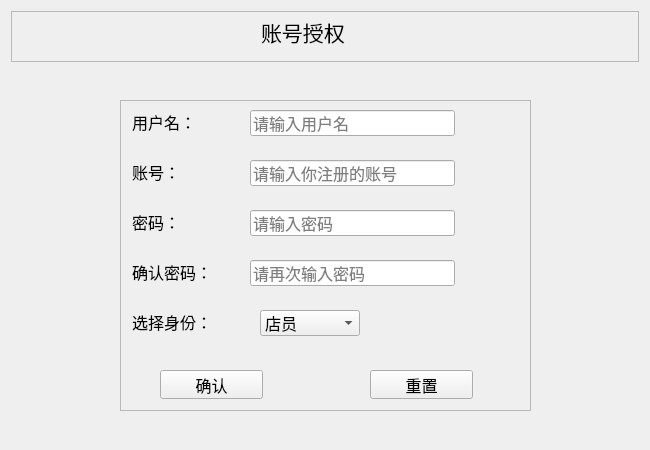
Qt form accountauthorization.ui (Yzyqoung/Qt-hotelSystem) before a commit.
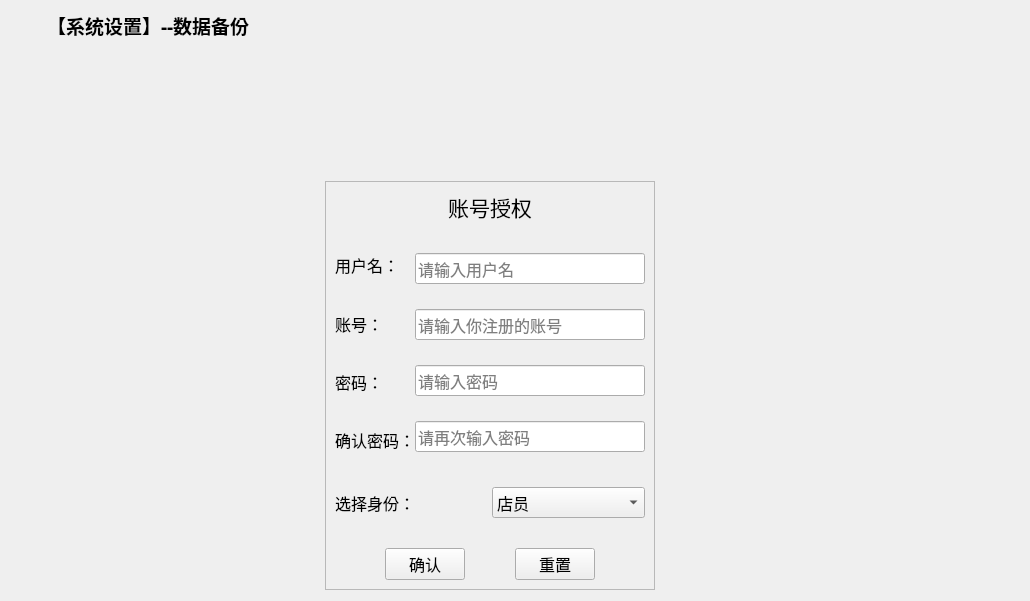
The same form after that commit. Icons and pictures are not drawn.

Commit message: 订单功能修改，注册和备份界面优化

```diff
--- a/accountauthorization.ui
+++ b/accountauthorization.ui
@@ -6,58 +6,99 @@
    <rect>
     <x>0</x>
     <y>0</y>
-    <width>650</width>
-    <height>450</height>
+    <width>1030</width>
+    <height>601</height>
    </rect>
   </property>
   <property name="windowTitle">
    <string>Form</string>
   </property>
-  <widget class="QFrame" name="frame">
-   <property name="geometry">
-    <rect>
-     <x>11</x>
-     <y>11</y>
-     <width>628</width>
-     <height>51</height>
-    </rect>
-   </property>
-   <property name="frameShape">
-    <enum>QFrame::StyledPanel</enum>
-   </property>
-   <property name="frameShadow">
-    <enum>QFrame::Raised</enum>
-   </property>
-   <widget class="QLabel" name="label">
-    <property name="geometry">
-     <rect>
-      <x>250</x>
-      <y>0</y>
-      <width>111</width>
-      <height>41</height>
-     </rect>
+  <layout class="QGridLayout" name="gridLayout_7">
+   <item row="0" column="0" colspan="3">
+    <layout class="QHBoxLayout" name="horizontalLayout_2">
+     <item>
+      <widget class="QLabel" name="label_4">
+       <property name="sizePolicy">
+        <sizepolicy hsizetype="Maximum" vsizetype="Preferred">
+         <horstretch>0</horstretch>
+         <verstretch>0</verstretch>
+        </sizepolicy>
+       </property>
+       <property name="minimumSize">
+        <size>
+         <width>30</width>
+         <height>0</height>
+        </size>
+       </property>
+       <property name="styleSheet">
+        <string notr="true">image: url(:/image/database/database.png);</string>
+       </property>
+       <property name="text">
+        <string/>
+       </property>
+      </widget>
+     </item>
+     <item>
+      <widget class="QLabel" name="label_5">
+       <property name="sizePolicy">
+        <sizepolicy hsizetype="Preferred" vsizetype="Maximum">
+         <horstretch>0</horstretch>
+         <verstretch>0</verstretch>
+        </sizepolicy>
     </property>
     <property name="font">
      <font>
-      <family>微软雅黑</family>
-      <pointsize>16</pointsize>
-      <weight>50</weight>
-      <bold>false</bold>
+         <family>楷体</family>
+         <pointsize>14</pointsize>
+         <weight>75</weight>
+         <bold>true</bold>
      </font>
     </property>
     <property name="text">
-     <string>账号授权</string>
-    </property>
-   </widget>
-  </widget>
+        <string>【系统设置】--数据备份</string>
+       </property>
+      </widget>
+     </item>
+     <item>
+      <spacer name="horizontalSpacer_3">
+       <property name="orientation">
+        <enum>Qt::Horizontal</enum>
+       </property>
+       <property name="sizeHint" stdset="0">
+        <size>
+         <width>40</width>
+         <height>20</height>
+        </size>
+       </property>
+      </spacer>
+     </item>
+    </layout>
+   </item>
+   <item row="1" column="1">
+    <spacer name="verticalSpacer">
+     <property name="orientation">
+      <enum>Qt::Vertical</enum>
+     </property>
+     <property name="sizeType">
+      <enum>QSizePolicy::Maximum</enum>
+     </property>
+     <property name="sizeHint" stdset="0">
+      <size>
+       <width>20</width>
+       <height>250</height>
+      </size>
+     </property>
+    </spacer>
+   </item>
+   <item row="2" column="1" rowspan="2">
+    <layout class="QGridLayout" name="gridLayout_2">
+     <item row="1" column="0" colspan="2">
   <widget class="QFrame" name="frame_2">
-   <property name="geometry">
-    <rect>
-     <x>120</x>
-     <y>100</y>
-     <width>411</width>
-     <height>311</height>
-    </rect>
+       <property name="sizePolicy">
+        <sizepolicy hsizetype="Expanding" vsizetype="Expanding">
+         <horstretch>0</horstretch>
+         <verstretch>0</verstretch>
+        </sizepolicy>
    </property>
    <property name="frameShape">
     <enum>QFrame::StyledPanel</enum>
@@ -65,15 +106,26 @@
    <property name="frameShadow">
     <enum>QFrame::Raised</enum>
    </property>
+       <layout class="QGridLayout" name="gridLayout">
+        <property name="verticalSpacing">
+         <number>30</number>
+        </property>
+        <item row="2" column="0">
+         <layout class="QGridLayout" name="gridLayout_6">
+          <property name="leftMargin">
+           <number>50</number>
+          </property>
+          <property name="rightMargin">
+           <number>50</number>
+          </property>
+          <property name="horizontalSpacing">
+           <number>50</number>
+          </property>
+          <property name="verticalSpacing">
+           <number>15</number>
+          </property>
+          <item row="0" column="0">
    <widget class="QPushButton" name="btnOk">
-    <property name="geometry">
-     <rect>
-      <x>40</x>
-      <y>270</y>
-      <width>103</width>
-      <height>29</height>
-     </rect>
-    </property>
     <property name="font">
      <font>
       <family>楷体</family>
@@ -100,59 +152,9 @@
      </size>
     </property>
    </widget>
-   <widget class="QLineEdit" name="UserName">
-    <property name="geometry">
-     <rect>
-      <x>130</x>
-      <y>10</y>
-      <width>205</width>
-      <height>26</height>
-     </rect>
-    </property>
-    <property name="font">
-     <font>
-      <family>楷体</family>
-      <pointsize>12</pointsize>
-     </font>
-    </property>
-    <property name="echoMode">
-     <enum>QLineEdit::Normal</enum>
-    </property>
-    <property name="placeholderText">
-     <string>请输入用户名</string>
-    </property>
-   </widget>
-   <widget class="QLineEdit" name="UserRePwd">
-    <property name="geometry">
-     <rect>
-      <x>130</x>
-      <y>160</y>
-      <width>205</width>
-      <height>26</height>
-     </rect>
-    </property>
-    <property name="font">
-     <font>
-      <family>楷体</family>
-      <pointsize>12</pointsize>
-     </font>
-    </property>
-    <property name="echoMode">
-     <enum>QLineEdit::Password</enum>
-    </property>
-    <property name="placeholderText">
-     <string>请再次输入密码</string>
-    </property>
-   </widget>
+          </item>
+          <item row="0" column="1">
    <widget class="QPushButton" name="btnCancel">
-    <property name="geometry">
-     <rect>
-      <x>250</x>
-      <y>270</y>
-      <width>103</width>
-      <height>29</height>
-     </rect>
-    </property>
     <property name="font">
      <font>
       <family>楷体</family>
@@ -182,53 +184,23 @@
      </size>
     </property>
    </widget>
-   <widget class="QLabel" name="labUserPwd">
-    <property name="geometry">
-     <rect>
-      <x>12</x>
-      <y>112</y>
-      <width>100</width>
-      <height>20</height>
-     </rect>
-    </property>
-    <property name="font">
-     <font>
-      <family>楷体</family>
-      <pointsize>12</pointsize>
-     </font>
-    </property>
-    <property name="text">
-     <string>密码：</string>
-    </property>
-   </widget>
-   <widget class="QLabel" name="labUserPwd_2">
-    <property name="geometry">
-     <rect>
-      <x>12</x>
-      <y>162</y>
-      <width>100</width>
-      <height>20</height>
-     </rect>
-    </property>
-    <property name="font">
-     <font>
-      <family>楷体</family>
-      <pointsize>12</pointsize>
-     </font>
-    </property>
-    <property name="text">
-     <string>确认密码：</string>
-    </property>
-   </widget>
+          </item>
+         </layout>
+        </item>
+        <item row="1" column="0">
+         <layout class="QGridLayout" name="gridLayout_3">
+          <property name="verticalSpacing">
+           <number>35</number>
+          </property>
+          <item row="0" column="0">
+           <layout class="QGridLayout" name="gridLayout_4">
+            <item row="0" column="0">
+             <layout class="QVBoxLayout" name="verticalLayout">
+              <property name="spacing">
+               <number>34</number>
+              </property>
+              <item>
    <widget class="QLabel" name="labUserName">
-    <property name="geometry">
-     <rect>
-      <x>12</x>
-      <y>12</y>
-      <width>100</width>
-      <height>20</height>
-     </rect>
-    </property>
     <property name="font">
      <font>
       <family>楷体</family>
@@ -238,38 +210,13 @@
     <property name="text">
      <string>用户名：</string>
     </property>
-   </widget>
-   <widget class="QLineEdit" name="UserPwd">
-    <property name="geometry">
-     <rect>
-      <x>130</x>
-      <y>110</y>
-      <width>205</width>
-      <height>26</height>
-     </rect>
-    </property>
-    <property name="font">
-     <font>
-      <family>楷体</family>
-      <pointsize>12</pointsize>
-     </font>
-    </property>
-    <property name="echoMode">
-     <enum>QLineEdit::Password</enum>
-    </property>
-    <property name="placeholderText">
-     <string>请输入密码</string>
-    </property>
-   </widget>
+                <property name="alignment">
+                 <set>Qt::AlignLeading|Qt::AlignLeft|Qt::AlignVCenter</set>
+                </property>
+               </widget>
+              </item>
+              <item>
    <widget class="QLabel" name="label_2">
-    <property name="geometry">
-     <rect>
-      <x>12</x>
-      <y>62</y>
-      <width>100</width>
-      <height>20</height>
-     </rect>
-    </property>
     <property name="font">
      <font>
       <family>楷体</family>
@@ -279,16 +226,68 @@
     <property name="text">
      <string>账号：</string>
     </property>
-   </widget>
+                <property name="alignment">
+                 <set>Qt::AlignLeading|Qt::AlignLeft|Qt::AlignVCenter</set>
+                </property>
+               </widget>
+              </item>
+              <item>
+               <widget class="QLabel" name="labUserPwd">
+                <property name="font">
+                 <font>
+                  <family>楷体</family>
+                  <pointsize>12</pointsize>
+                 </font>
+                </property>
+                <property name="text">
+                 <string>密码：</string>
+                </property>
+                <property name="alignment">
+                 <set>Qt::AlignLeading|Qt::AlignLeft|Qt::AlignVCenter</set>
+                </property>
+               </widget>
+              </item>
+              <item>
+               <widget class="QLabel" name="labUserPwd_2">
+                <property name="font">
+                 <font>
+                  <family>楷体</family>
+                  <pointsize>12</pointsize>
+                 </font>
+                </property>
+                <property name="text">
+                 <string>确认密码：</string>
+                </property>
+                <property name="alignment">
+                 <set>Qt::AlignLeading|Qt::AlignLeft|Qt::AlignVCenter</set>
+                </property>
+               </widget>
+              </item>
+             </layout>
+            </item>
+            <item row="0" column="1">
+             <layout class="QGridLayout" name="gridLayout_5">
+              <property name="verticalSpacing">
+               <number>25</number>
+              </property>
+              <item row="0" column="0">
+               <widget class="QLineEdit" name="UserName">
+                <property name="font">
+                 <font>
+                  <family>楷体</family>
+                  <pointsize>12</pointsize>
+                 </font>
+                </property>
+                <property name="echoMode">
+                 <enum>QLineEdit::Normal</enum>
+                </property>
+                <property name="placeholderText">
+                 <string>请输入用户名</string>
+                </property>
+               </widget>
+              </item>
+              <item row="1" column="0">
    <widget class="QLineEdit" name="UserNum">
-    <property name="geometry">
-     <rect>
-      <x>130</x>
-      <y>60</y>
-      <width>205</width>
-      <height>26</height>
-     </rect>
-    </property>
     <property name="font">
      <font>
       <family>楷体</family>
@@ -299,15 +298,50 @@
      <string>请输入你注册的账号</string>
     </property>
    </widget>
+              </item>
+              <item row="2" column="0">
+               <widget class="QLineEdit" name="UserPwd">
+                <property name="font">
+                 <font>
+                  <family>楷体</family>
+                  <pointsize>12</pointsize>
+                 </font>
+                </property>
+                <property name="echoMode">
+                 <enum>QLineEdit::Password</enum>
+                </property>
+                <property name="placeholderText">
+                 <string>请输入密码</string>
+                </property>
+               </widget>
+              </item>
+              <item row="3" column="0">
+               <widget class="QLineEdit" name="UserRePwd">
+                <property name="font">
+                 <font>
+                  <family>楷体</family>
+                  <pointsize>12</pointsize>
+                 </font>
+                </property>
+                <property name="echoMode">
+                 <enum>QLineEdit::Password</enum>
+                </property>
+                <property name="placeholderText">
+                 <string>请再次输入密码</string>
+                </property>
+               </widget>
+              </item>
+             </layout>
+            </item>
+           </layout>
+          </item>
+          <item row="1" column="0">
+           <layout class="QHBoxLayout" name="horizontalLayout">
+            <property name="spacing">
+             <number>4</number>
+            </property>
+            <item>
    <widget class="QLabel" name="label_3">
-    <property name="geometry">
-     <rect>
-      <x>12</x>
-      <y>212</y>
-      <width>100</width>
-      <height>20</height>
-     </rect>
-    </property>
     <property name="font">
      <font>
       <family>楷体</family>
@@ -318,15 +352,9 @@
      <string>选择身份：</string>
     </property>
    </widget>
+            </item>
+            <item>
    <widget class="QComboBox" name="comboBox">
-    <property name="geometry">
-     <rect>
-      <x>140</x>
-      <y>210</y>
-      <width>100</width>
-      <height>26</height>
-     </rect>
-    </property>
     <property name="font">
      <font>
       <family>楷体</family>
@@ -349,7 +377,80 @@
      </property>
     </item>
    </widget>
-  </widget>
+            </item>
+           </layout>
+          </item>
+         </layout>
+        </item>
+        <item row="0" column="0">
+         <widget class="QLabel" name="label">
+          <property name="font">
+           <font>
+            <family>微软雅黑</family>
+            <pointsize>16</pointsize>
+            <weight>50</weight>
+            <bold>false</bold>
+           </font>
+          </property>
+          <property name="text">
+           <string>账号授权</string>
+          </property>
+          <property name="alignment">
+           <set>Qt::AlignCenter</set>
+          </property>
+         </widget>
+        </item>
+       </layout>
+      </widget>
+     </item>
+    </layout>
+   </item>
+   <item row="2" column="2">
+    <spacer name="horizontalSpacer_2">
+     <property name="orientation">
+      <enum>Qt::Horizontal</enum>
+     </property>
+     <property name="sizeType">
+      <enum>QSizePolicy::Maximum</enum>
+     </property>
+     <property name="sizeHint" stdset="0">
+      <size>
+       <width>700</width>
+       <height>20</height>
+      </size>
+     </property>
+    </spacer>
+   </item>
+   <item row="3" column="0">
+    <spacer name="horizontalSpacer">
+     <property name="orientation">
+      <enum>Qt::Horizontal</enum>
+     </property>
+     <property name="sizeType">
+      <enum>QSizePolicy::Preferred</enum>
+     </property>
+     <property name="sizeHint" stdset="0">
+      <size>
+       <width>650</width>
+       <height>20</height>
+      </size>
+     </property>
+    </spacer>
+   </item>
+   <item row="4" column="1">
+    <spacer name="verticalSpacer_2">
+     <property name="orientation">
+      <enum>Qt::Vertical</enum>
+     </property>
+     <property name="sizeHint" stdset="0">
+      <size>
+       <width>20</width>
+       <height>40</height>
+      </size>
+     </property>
+    </spacer>
+   </item>
+  </layout>
  </widget>
  <resources/>
  <connections/>
```
Lines whose indentation alone changed are shown as unchanged. The commit also changes 16 other files.
